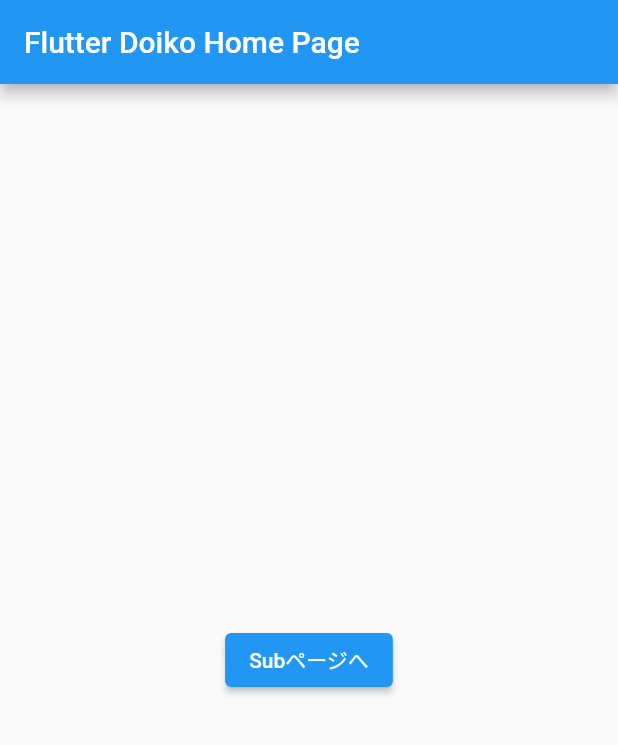
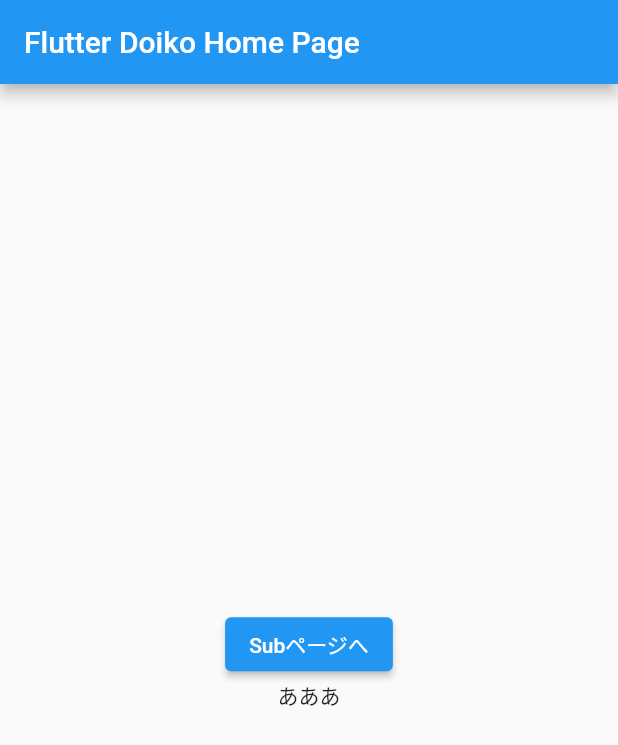
Before and after one commit to doiko123/Flutter_learn, a Flutter app: the screen it shows after launch, on a phone screen of 412 x 824 dp. Shown: the top 745 px of the screen. Run offline on Flutter 3.47's test engine with Material 2 defaults, Android fonts, the phone set to English and light mode, and no system bars.

Commit message:
centerの中にcolumn widgetを配置し、childrenとしてボタンとテキストを表示し上下中央に表示されるようにした

```diff
--- a/lib/main.dart
+++ b/lib/main.dart
@@ -38,7 +38,10 @@ class MyHomePage extends StatelessWidget {
         title: const Text('Flutter Doiko Home Page'),
       ),
       body: Center(
-          child: ElevatedButton(
+        child: Column(
+          mainAxisSize: MainAxisSize.min,
+          children: <Widget>[
+            ElevatedButton(
               onPressed: () {
                 Navigator.push(
                   context,
@@ -57,7 +60,11 @@ class MyHomePage extends StatelessWidget {
               //       .showSnackBar(SnackBar(content: const Text("ゴゴゴゴゴゴ")));
               // },
               // child: Text('click here'),
-      )),
+            ),
+          const Text('あああ')
+          ]
+        ),
+      )
     );
   }
 }
```
Lines whose indentation alone changed are shown as unchanged.
